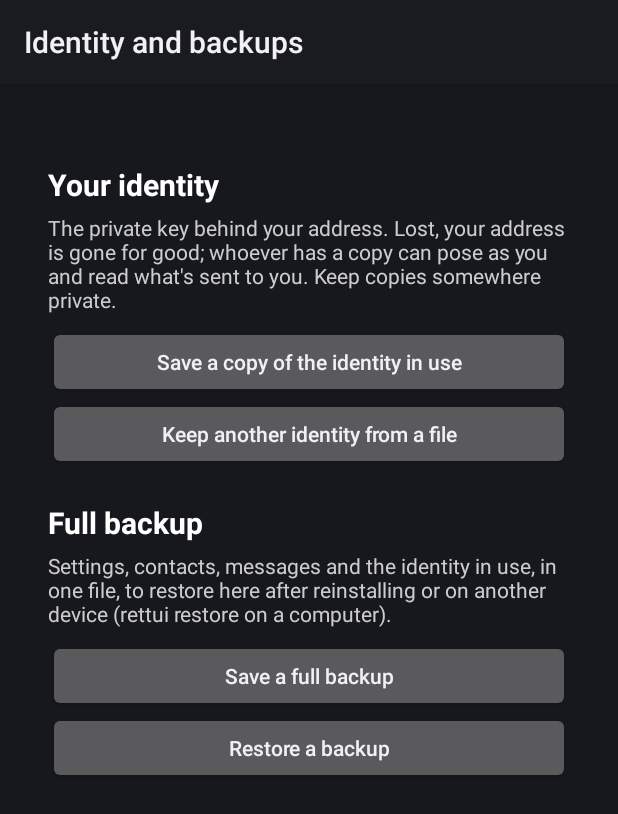
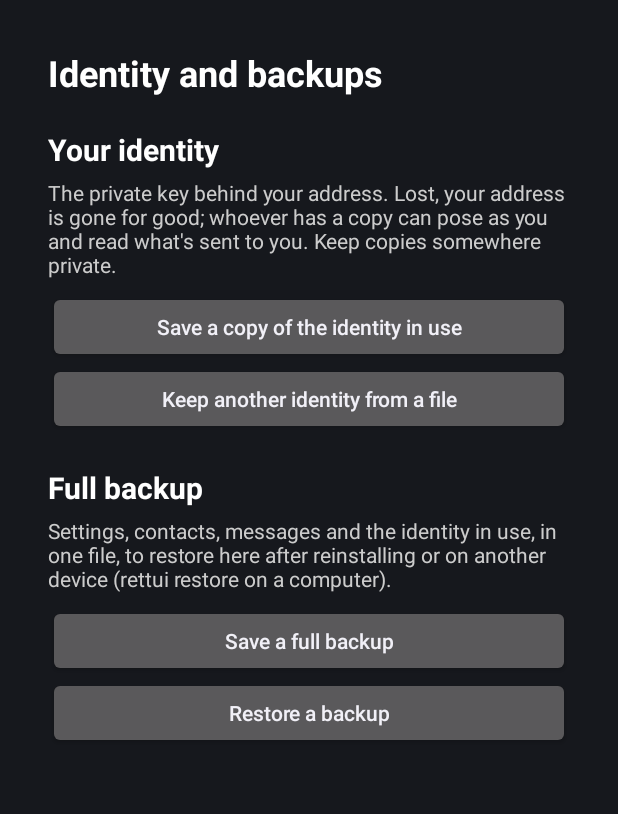
Before and after one commit to zevaryx/rettui, an Android app: the BackupsActivity screen opened directly, with no data from a screen before it, after a tap on "Save a copy of the identity in use", on a phone screen of 412 x 824 dp. Shown: the top 814 px of the screen. Run offline under Robolectric (Android 15) with nearby library versions, the phone set to English and light mode, and no system bars.

Commit message:
fix(android): keep the app's screens clear of the system bars and keyboard
The app targets Android 15, which draws apps behind the status and
navigation bars, so the top of the web UI and its message box could end
up under them, or under the keyboard.

Every screen now goes through showClearOfBars. From Android 11 on, it
draws the app edge to edge on purpose, so all versions look the same,
and pads the screen by the bars, the camera cutout and the keyboard.
Without an action bar there, the Identity and backups and RNodes screens
show their own titles.

Co-Authored-By: Claude Opus 5.5 <noreply@anthropic.com>
Claude-Session: https://claude.ai/code/session_01Tv5VJUy237EdS4U5P6JwjR

```diff
--- a/android/app/src/main/AndroidManifest.xml
+++ b/android/app/src/main/AndroidManifest.xml
@@ -71,7 +71,7 @@
             android:exported="true"
             android:label="@string/rnodes"
             android:launchMode="singleTop"
-            android:theme="@android:style/Theme.DeviceDefault">
+            android:theme="@android:style/Theme.DeviceDefault.NoActionBar">
             <intent-filter>
                 <action android:name="android.hardware.usb.action.USB_DEVICE_ATTACHED" />
             </intent-filter>
@@ -84,7 +84,7 @@
             android:name=".BackupsActivity"
             android:exported="false"
             android:label="@string/backups"
-            android:theme="@android:style/Theme.DeviceDefault" />
+            android:theme="@android:style/Theme.DeviceDefault.NoActionBar" />
 
         <service
             android:name=".RettuiService"
--- a/android/app/src/main/java/org/zevaryx/rettui/BackupsActivity.kt
+++ b/android/app/src/main/java/org/zevaryx/rettui/BackupsActivity.kt
@@ -65,6 +65,12 @@ class BackupsActivity : Activity() {
             setOnClickListener { run() }
         })
 
+        column.addView(TextView(this).apply {
+            text = getString(R.string.backups)
+            textSize = 24f
+            setTypeface(typeface, Typeface.BOLD)
+            setTextColor(Color.WHITE)
+        })
         heading(getString(R.string.identity))
         note(getString(R.string.identity_note))
         action(getString(R.string.identity_save)) {
@@ -80,8 +86,7 @@ class BackupsActivity : Activity() {
         }
         action(getString(R.string.backup_restore)) { open(OPEN_BACKUP) }
 
-        setContentView(ScrollView(this).apply {
-            setBackgroundColor(Color.rgb(0x16, 0x18, 0x1d))
+        showClearOfBars(ScrollView(this).apply {
             addView(column)
         })
     }
--- a/android/app/src/main/java/org/zevaryx/rettui/MainActivity.kt
+++ b/android/app/src/main/java/org/zevaryx/rettui/MainActivity.kt
@@ -84,11 +84,10 @@ class MainActivity : Activity() {
             gravity = Gravity.CENTER
             textSize = 18f
             setTextColor(Color.LTGRAY)
-            setBackgroundColor(Color.rgb(0x16, 0x18, 0x1d))
         }
         web = WebView(this).apply { visibility = android.view.View.GONE }
         setUpWebView()
-        setContentView(LinearLayout(this).apply {
+        showClearOfBars(LinearLayout(this).apply {
             orientation = LinearLayout.VERTICAL
             addView(waiting, LinearLayout.LayoutParams(ViewGroup.LayoutParams.MATCH_PARENT, ViewGroup.LayoutParams.MATCH_PARENT))
             addView(web, LinearLayout.LayoutParams(ViewGroup.LayoutParams.MATCH_PARENT, ViewGroup.LayoutParams.MATCH_PARENT))
@@ -229,9 +228,8 @@ class MainActivity : Activity() {
     private fun stopped() {
         val byYou = Rettui.stoppedByYou(this)
         val log = if (byYou) "" else RettuiService.logFile(this).takeIf { it.isFile }?.readText()?.takeLast(20_000) ?: ""
-        setContentView(LinearLayout(this).apply {
+        showClearOfBars(LinearLayout(this).apply {
             orientation = LinearLayout.VERTICAL
-            setBackgroundColor(Color.rgb(0x16, 0x18, 0x1d))
             setPadding(32, 48, 32, 32)
             addView(TextView(context).apply {
                 text = getString(if (byYou) R.string.stopped_by_you else R.string.stopped)
@@ -267,7 +265,7 @@ class MainActivity : Activity() {
     private fun local(uri: Uri) = uri.scheme == "http" && uri.host == "127.0.0.1" && uri.port == Rettui.port(this)
 
     private fun setUpWebView() {
-        web.setBackgroundColor(Color.rgb(0x16, 0x18, 0x1d))
+        web.setBackgroundColor(BACKGROUND)
         web.settings.apply {
             javaScriptEnabled = true
             domStorageEnabled = true
--- /dev/null
+++ b/android/app/src/main/java/org/zevaryx/rettui/Screens.kt
@@ -0,0 +1,30 @@
+package org.zevaryx.rettui
+
+import android.app.Activity
+import android.graphics.Color
+import android.os.Build
+import android.view.View
+import android.view.WindowInsets
+
+/** The app's own screens' background, the web UI's dark one. */
+val BACKGROUND = Color.rgb(0x16, 0x18, 0x1d)
+
+/**
+ * Show `root` as the screen, kept clear of the status and navigation bars,
+ * the camera cutout and the keyboard. Android 15 draws apps behind those
+ * whatever they ask; from Android 11 on this app asks the same everywhere,
+ * so it looks the same, and pads `root` itself (on top of its own padding).
+ */
+fun Activity.showClearOfBars(root: View) {
+    root.setBackgroundColor(BACKGROUND)
+    setContentView(root)
+    if (Build.VERSION.SDK_INT < 30) return
+    window.setDecorFitsSystemWindows(false)
+    val own = intArrayOf(root.paddingLeft, root.paddingTop, root.paddingRight, root.paddingBottom)
+    root.setOnApplyWindowInsetsListener { view, insets ->
+        val bars = insets.getInsets(WindowInsets.Type.systemBars() or WindowInsets.Type.displayCutout() or WindowInsets.Type.ime())
+        view.setPadding(own[0] + bars.left, own[1] + bars.top, own[2] + bars.right, own[3] + bars.bottom)
+        insets
+    }
+    root.requestApplyInsets()
+}
```
Also changed, not shown: android/app/src/main/java/org/zevaryx/rettui/RNodesActivity.kt (+7 -2 lines).
